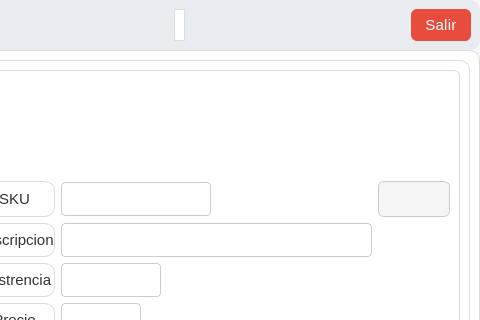
First picture: the form in ui/ui_productos.ui, repository javieralejan2005/Cru-jabi-, before the edit; both pictures show x 262 to 742 and y 0 to 320 of the 742 by 613 pixel window.
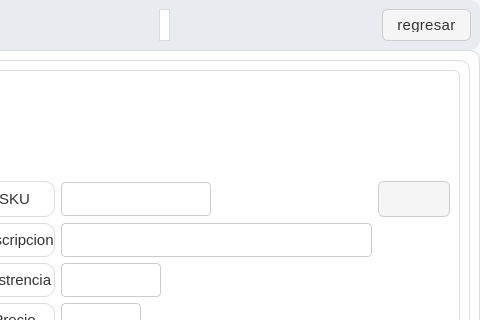
Second picture: the form after the edit. Icons and pictures are not drawn.

```diff
--- a/ui/ui_productos.ui
+++ b/ui/ui_productos.ui
@@ -292,9 +292,9 @@
         </spacer>
        </item>
        <item>
-        <widget class="QPushButton" name="boton_salir">
+        <widget class="QPushButton" name="boton_regresar">
          <property name="text">
-          <string>Salir</string>
+          <string>regresar</string>
          </property>
          <property name="icon">
           <iconset>
```
